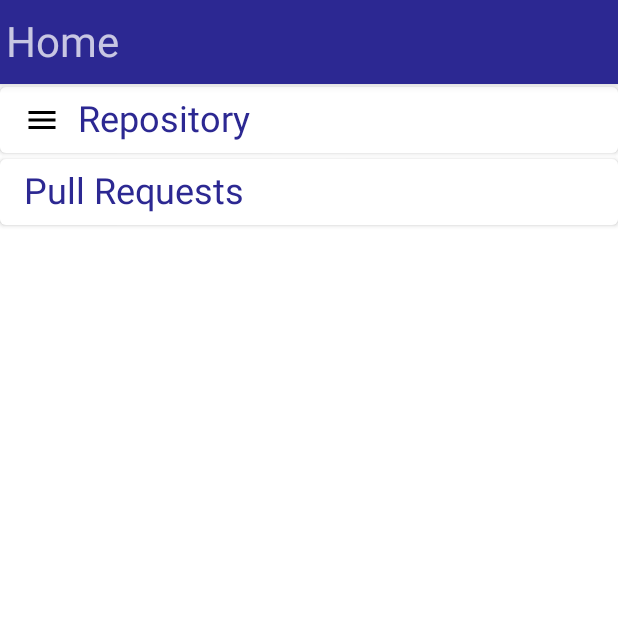
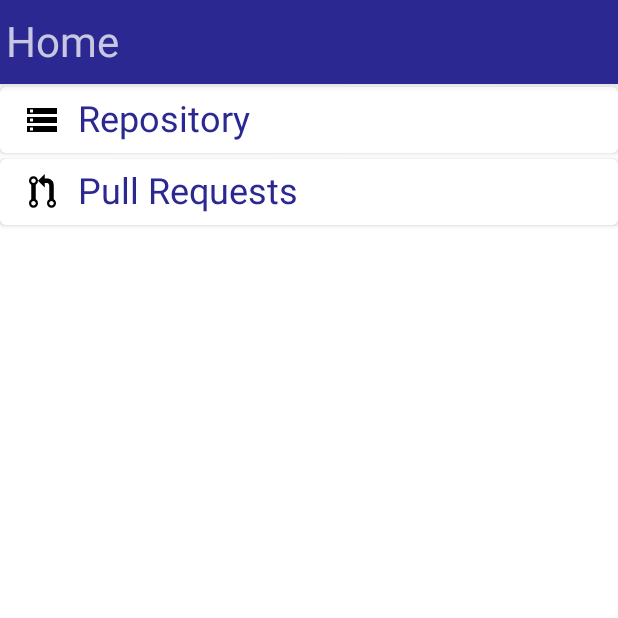
Before and after one commit to gsingh-99/mobileCodeReview, an Android app built with Jetpack Compose: the screen it shows after launch (MainActivity), on a phone screen of 412 x 824 dp, the top half of it. Run offline under Robolectric (Android 15) with nearby library versions, the phone set to English and light mode, and no system bars.

Commit message:
pull request icon

```diff
--- a/app/src/main/java/at/technikum_wien/singh/mobilecodereview/view/MainScreen.kt
+++ b/app/src/main/java/at/technikum_wien/singh/mobilecodereview/view/MainScreen.kt
@@ -1,15 +1,13 @@
 package at.technikum_wien.singh.mobilecodereview.view
 
-import androidx.compose.foundation.layout.Column
-import androidx.compose.foundation.layout.Spacer
-import androidx.compose.foundation.layout.fillMaxWidth
-import androidx.compose.foundation.layout.width
+import androidx.compose.foundation.layout.*
 import androidx.compose.material.*
 import androidx.compose.material.icons.Icons
 import androidx.compose.material.icons.filled.Menu
 import androidx.compose.runtime.Composable
 import androidx.compose.ui.Modifier
 import androidx.compose.ui.graphics.Color
+import androidx.compose.ui.res.painterResource
 import androidx.compose.ui.res.stringResource
 import androidx.compose.ui.tooling.preview.Preview
 import androidx.compose.ui.unit.dp
@@ -27,7 +25,7 @@ fun MainScreen() {
             Button(onClick = { /*TODO*/ },
                 modifier=Modifier.fillMaxWidth(),
                 colors=ButtonDefaults.buttonColors(backgroundColor = Color.White)) {
-                    Icon(Icons.Filled.Menu, contentDescription = "Repository")
+                Icon(painter= painterResource(R.drawable.outline_storage_24), contentDescription = "Repository")
                 Spacer(modifier = Modifier.width(12.dp))
                 Text(text = stringResource(R.string.home_repository), color=MaterialTheme.colors.primary, style = MaterialTheme.typography.button)
                 Spacer(modifier = Modifier.weight(1f))
@@ -35,6 +33,8 @@ fun MainScreen() {
             Button(onClick = { /*TODO*/ },
                 modifier=Modifier.fillMaxWidth(),
                 colors=ButtonDefaults.buttonColors(backgroundColor = Color.White)) {
+                Icon(painter= painterResource(R.drawable.ic_pull_request), modifier = Modifier.size(24.dp), contentDescription = "Repository")
+                Spacer(modifier = Modifier.width(12.dp))
                 Text(text = stringResource(R.string.home_pull_request), color=MaterialTheme.colors.primary, style = MaterialTheme.typography.button)
                 Spacer(modifier = Modifier.weight(1f))
             }
--- /dev/null
+++ b/app/src/main/res/drawable/ic_pull_request.xml
@@ -0,0 +1,9 @@
+<vector xmlns:android="http://schemas.android.com/apk/res/android"
+    android:width="768dp"
+    android:height="1024dp"
+    android:viewportWidth="768"
+    android:viewportHeight="1024">
+  <path
+      android:fillColor="#FF000000"
+      android:pathData="M128,64C57.34,64 0,121.34 0,192c0,47.22 25.91,88.06 64,110.28V721.75C25.91,743.94 0,784.75 0,832c0,70.63 57.34,128 128,128s128,-57.38 128,-128c0,-47.25 -25.84,-88.06 -64,-110.25V302.28c38.16,-22.22 64,-63.06 64,-110.28C256,121.34 198.66,64 128,64zM128,896c-35.31,0 -64,-28.63 -64,-64 0,-35.31 28.69,-64 64,-64 35.41,0 64,28.69 64,64C192,867.38 163.41,896 128,896zM128,256c-35.31,0 -64,-28.59 -64,-64s28.69,-64 64,-64c35.41,0 64,28.59 64,64S163.41,256 128,256zM704,721.75V320c0,-192.5 -192,-192 -192,-192h-64V0L256,192l192,192V256c0,0 26.69,0 64,0 56.44,0 64,64 64,64v401.75c-38.13,22.19 -64,62.94 -64,110.25 0,70.63 57.38,128 128,128s128,-57.38 128,-128C768,784.75 742.13,743.94 704,721.75zM640,896c-35.31,0 -64,-28.63 -64,-64 0,-35.31 28.69,-64 64,-64 35.38,0 64,28.69 64,64C704,867.38 675.38,896 640,896z"/>
+</vector>
```
